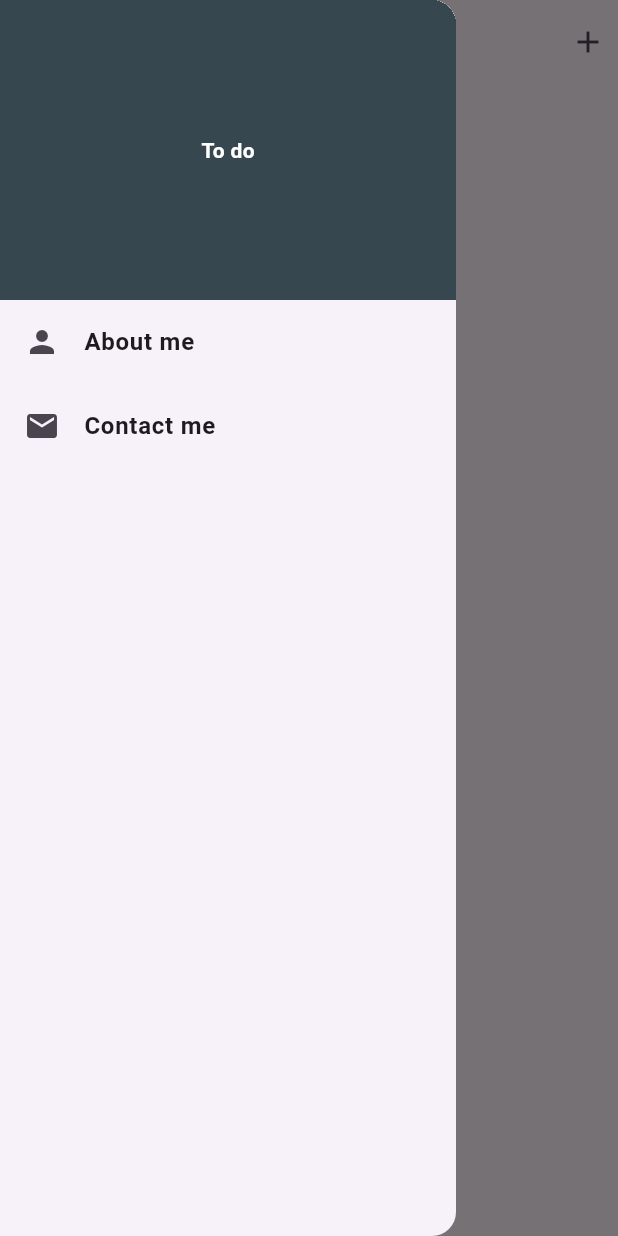
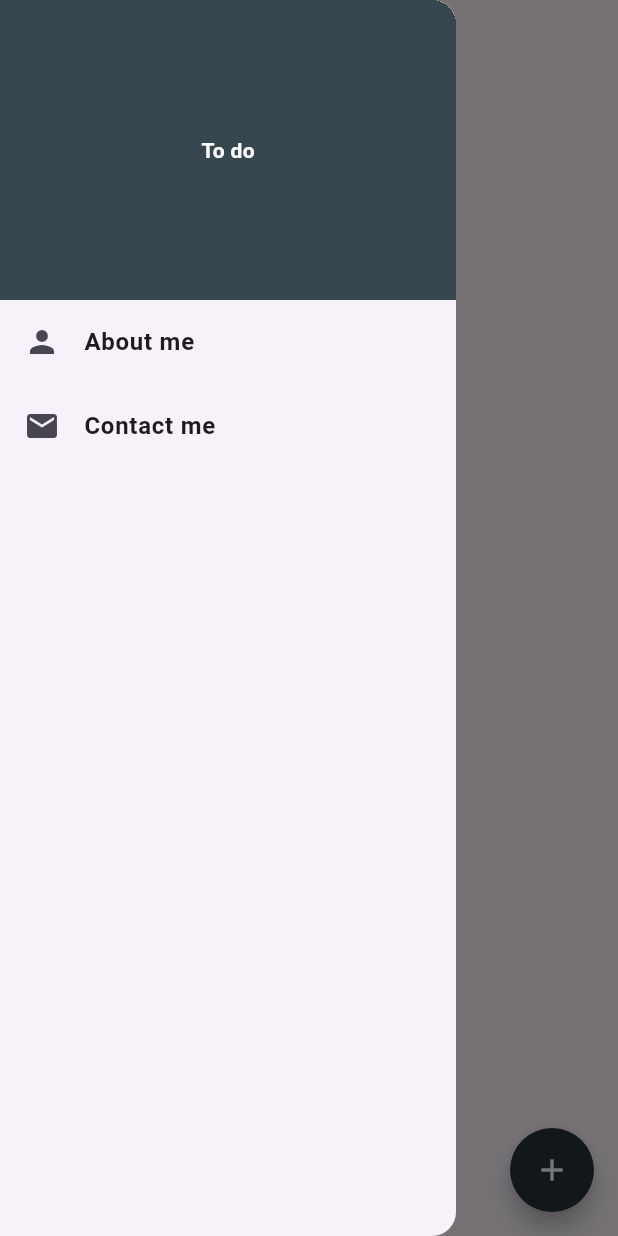
Before and after one commit to ogunbor/todo_flutter, a Flutter app: the screen it shows after launch, with the side drawer open, on a phone screen of 412 x 824 dp. Run offline on Flutter 3.47's test engine with Material 3 defaults, Android fonts, the phone set to English and light mode, and no system bars; our stand-ins replace shared_preferences.

Commit message:
Add floatingactionbutton and refactor code

```diff
--- a/lib/addTodo.dart
+++ b/lib/addTodo.dart
@@ -17,6 +17,12 @@ class _AddTodoState extends State<AddTodo> {
       children: [
         Text('Add todo: '),
         TextField(
+          onSubmitted: (value) {
+            if (todoText.text.isNotEmpty) {
+              widget.addTodo(todoText: todoText.text);
+            }
+            todoText.text = "";
+          },
           autofocus: true,
           controller: todoText,
           decoration: InputDecoration(
--- a/lib/mainScreen.dart
+++ b/lib/mainScreen.dart
@@ -86,6 +86,13 @@ class _MainScreenState extends State<MainScreen> {
   @override
   Widget build(BuildContext context) {
     return Scaffold(
+      floatingActionButton: FloatingActionButton(
+          shape: CircleBorder(),
+          backgroundColor: Colors.blueGrey[900],
+          child: Icon(Icons.add, color: Colors.white),
+          onPressed: () {
+            showAddTodoBottomSheet();
+          }),
       drawer: Drawer(
         child: Column(
           children: [
@@ -127,17 +134,17 @@ class _MainScreenState extends State<MainScreen> {
       appBar: AppBar(
         centerTitle: true,
         title: Text('To do'),
-        actions: [
-          InkWell(
-            onTap: () {
-              showAddTodoBottomSheet();
-            },
-            child: Padding(
-              padding: const EdgeInsets.all(8.0),
-              child: Icon(Icons.add),
-            ),
-          ),
-        ],
+        // actions: [
+        //   InkWell(
+        //     onTap: () {
+        //       showAddTodoBottomSheet();
+        //     },
+        //     child: Padding(
+        //       padding: const EdgeInsets.all(8.0),
+        //       child: Icon(Icons.add),
+        //     ),
+        //   ),
+        // ],
       ),
       body: TodoListBuilder(
         todoList: todoList,
```
